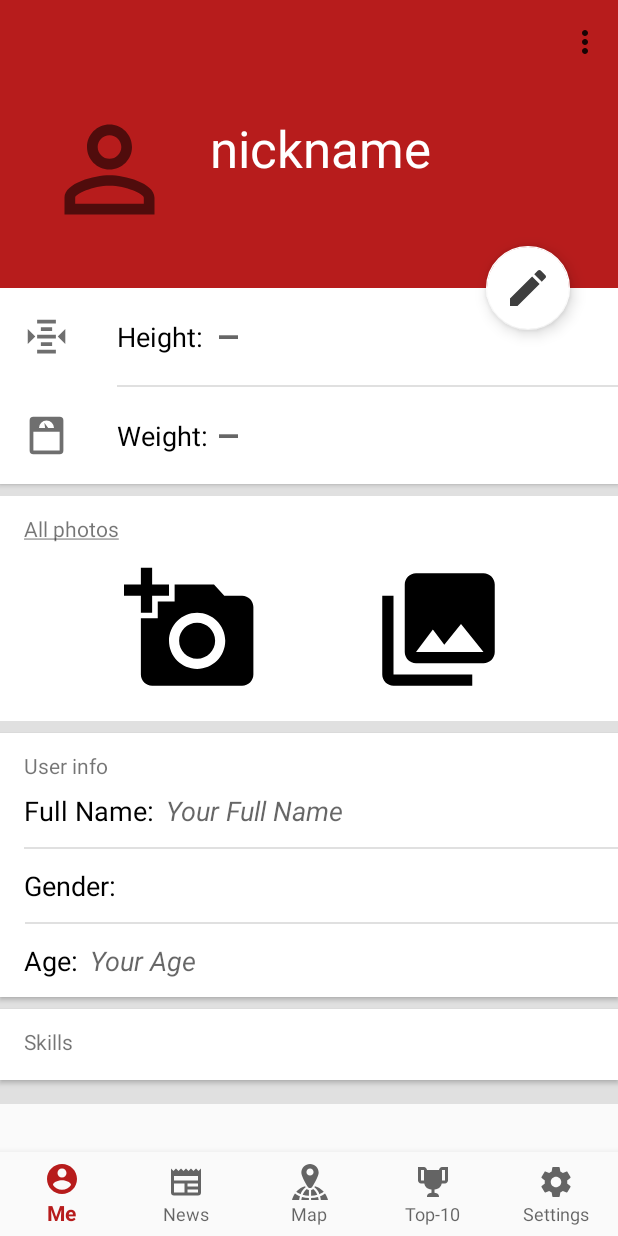
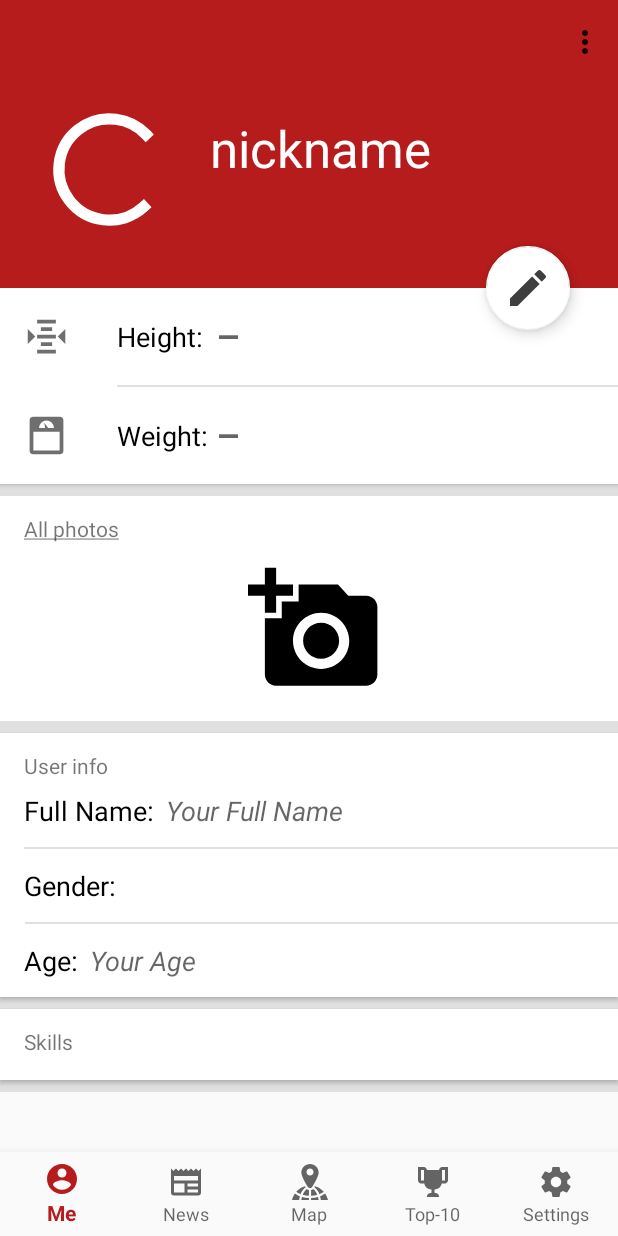
Before and after one commit to tikarm/SportApp, an Android app: the MyProfileFragment screen opened through its navigation route, on a phone screen of 412 x 824 dp. Run offline under Robolectric (Android 15) with nearby library versions, the phone set to English and light mode, and no system bars; our stand-ins replace Firebase (no records; nobody signed in at launch, a user with empty details on screens opened directly), navigation-ui; libraries missing offline, so code that uses them is left out: com.afollestad.materialdialogs, com.karumi.dexter; pictures from the network do not load; Roboto replaces fonts that are not available here; 25 statements that could not run were skipped.

Commit message:
- Fixed bug when from TopChartsFragment going to other user profile then to pictures, and coming back to TopChartsFragment bottom navigation view is not shown. - Removed photos preview from other user profile fragment. - Added progress bar to MyProfileFragment for avatar. - Changed styles for switches (now switch ON color is app main color).

```diff
--- a/app/src/main/res/layout/fragment_my_profile.xml
+++ b/app/src/main/res/layout/fragment_my_profile.xml
@@ -23,7 +23,8 @@
             app:expandedTitleTextAppearance="@style/collapsing_toolbar_expanded"
             app:layout_scrollFlags="scroll|exitUntilCollapsed"
             app:title="nickname"
-            app:toolbarId="@+id/toolbar_my_profile">
+            app:toolbarId="@+id/toolbar_my_profile"
+            >
 
             <ImageView
                 android:id="@+id/app_bar_image"
@@ -36,8 +37,7 @@
                 app:layout_collapseMode="parallax"
                 app:layout_collapseParallaxMultiplier="1.7"
                 app:layout_constraintStart_toStartOf="parent"
-                app:layout_constraintTop_toTopOf="parent"
-                android:src="@drawable/ic_person_outline_grey"/>
+                app:layout_constraintTop_toTopOf="parent"/>
 
             <ProgressBar
                 android:id="@+id/pb_avatar_my_profile"
@@ -48,7 +48,7 @@
                 android:contentDescription="@string/avatar"
                 android:indeterminateTint="@color/colorPrimaryText"
                 android:scaleType="centerCrop"
-                android:visibility="invisible"
+                android:visibility="visible"
                 app:layout_collapseMode="parallax"
                 app:layout_collapseParallaxMultiplier="1.7"
                 app:layout_constraintStart_toStartOf="parent"
@@ -269,21 +269,21 @@
                     android:layout_marginTop="32dp"
                     android:layout_marginBottom="16dp"
                     app:layout_constraintBottom_toBottomOf="parent"
-                    app:layout_constraintEnd_toStartOf="@+id/iv_photo1_my_profile"
+                    app:layout_constraintEnd_toEndOf="parent"
                     app:layout_constraintStart_toStartOf="parent"
                     app:layout_constraintTop_toTopOf="@+id/tv_all_photos_my_profile"
                     app:srcCompat="@drawable/ic_add_a_photo"
                     tools:src="@tools:sample/avatars[3]" />
 
-                <ImageView
-                    android:id="@+id/iv_photo1_my_profile"
-                    android:layout_width="90dp"
-                    android:layout_height="90dp"
-                    app:layout_constraintBottom_toBottomOf="@+id/iv_add_photo_my_profile"
-                    app:layout_constraintEnd_toEndOf="parent"
-                    app:layout_constraintStart_toEndOf="@+id/iv_add_photo_my_profile"
-                    app:layout_constraintTop_toTopOf="@+id/iv_add_photo_my_profile"
-                    app:srcCompat="@drawable/ic_photo_library" />
+<!--                <ImageView-->
+<!--                    android:id="@+id/iv_photo1_my_profile"-->
+<!--                    android:layout_width="90dp"-->
+<!--                    android:layout_height="90dp"-->
+<!--                    app:layout_constraintBottom_toBottomOf="@+id/iv_add_photo_my_profile"-->
+<!--                    app:layout_constraintEnd_toEndOf="parent"-->
+<!--                    app:layout_constraintStart_toEndOf="@+id/iv_add_photo_my_profile"-->
+<!--                    app:layout_constraintTop_toTopOf="@+id/iv_add_photo_my_profile"-->
+<!--                    app:srcCompat="@drawable/ic_photo_library" />-->
 
 
             </androidx.constraintlayout.widget.ConstraintLayout>
@@ -420,7 +420,7 @@
                 android:layout_width="match_parent"
                 android:layout_height="wrap_content"
                 android:layout_marginTop="8dp"
-                android:layout_marginBottom="16dp"
+                android:layout_marginBottom="8dp"
                 android:background="@color/colorPrimaryText"
                 android:elevation="2dp"
                 android:visibility="visible"
--- a/app/src/main/res/values/strings.xml
+++ b/app/src/main/res/values/strings.xml
@@ -214,6 +214,7 @@
     <string name="field_must_be_filled">Field must be filled</string>
     <string name="please_choose_date">Please choose date and time</string>
     <string name="edit_event">Edit event</string>
+    <string name="view_photos"><u>View photos</u></string>
 
 
 </resources>
--- a/app/src/main/res/values/styles.xml
+++ b/app/src/main/res/values/styles.xml
@@ -1,4 +1,5 @@
 <resources>
+
     <style name="AppTheme" parent="Theme.MaterialComponents.Light.NoActionBar.Bridge">
         <item name="windowActionBar">false</item>
         <item name="windowNoTitle">true</item>
@@ -13,6 +14,8 @@
 
         <item name="toolbarStyle">@style/CustomToolBarStyle</item>
         <item name="android:actionMenuTextColor">@android:color/white</item>
+
+        <item name="android:colorControlActivated">@color/colorPrimary</item>
 
 
     </style>
@@ -31,6 +34,9 @@
 
         <item name="toolbarStyle">@style/CustomToolBarStyle</item>
 
+        <item name="android:actionMenuTextColor">@android:color/white</item>
+        <item name="android:colorControlActivated">@color/colorBluePrimary</item>
+
     </style>
 
     <style name="AppThemeGreen" parent="Theme.MaterialComponents.Light.NoActionBar.Bridge">
@@ -46,6 +52,9 @@
         <item name="colorControlHighlight">@color/colorGreenPrimary</item>
 
         <item name="toolbarStyle">@style/CustomToolBarStyle</item>
+
+        <item name="android:actionMenuTextColor">@android:color/white</item>
+        <item name="android:colorControlActivated">@color/colorGreenPrimary</item>
 
     </style>
 
@@ -63,8 +72,10 @@
 
         <item name="toolbarStyle">@style/CustomToolBarStyle</item>
 
+        <item name="android:actionMenuTextColor">@android:color/white</item>
+        <item name="android:colorControlActivated">@color/colorVioletPrimary</item>
+
     </style>
-
 
 
     <style name="btn_style" parent="TextAppearance.AppCompat">
```
Also changed, not shown: app/src/main/java/com/tigran/projects/projectx/fragment/profile/MyProfileFragment.java (+20 -22 lines), app/src/main/java/com/tigran/projects/projectx/fragment/profile/OtherProfileFragment.java (+13 -13 lines), app/src/main/java/com/tigran/projects/projectx/fragment/topCharts/TopChartsFragment.java (+12 -2 lines), app/src/main/res/layout/fragment_other_profile.xml (+48 -47 lines).
